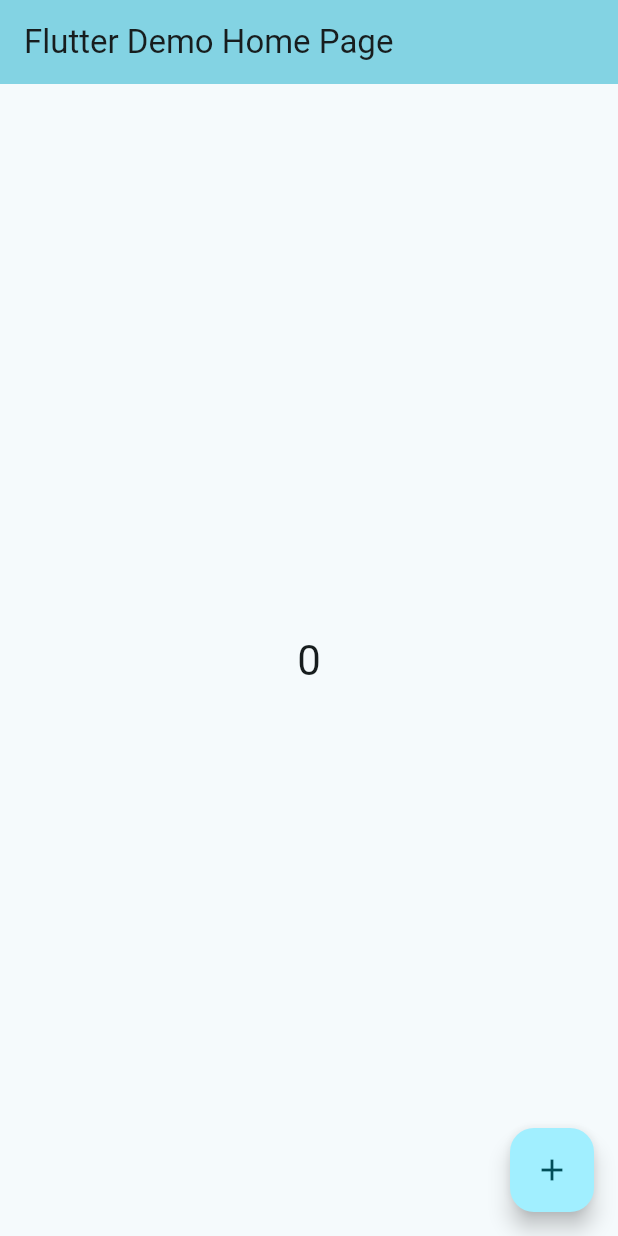
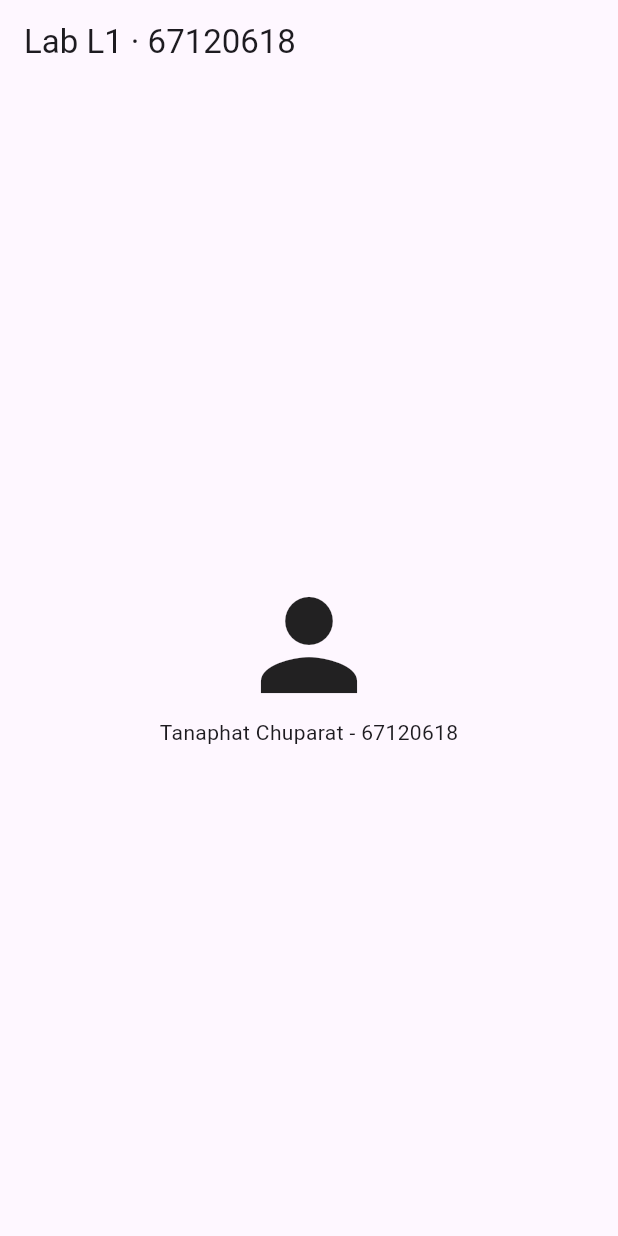
Before and after one commit to akadie4k/lab01_profile, a Flutter app: the screen it shows after launch, on a phone screen of 412 x 824 dp. Run offline on Flutter 3.47's test engine with Material 3 defaults, Android fonts, the phone set to English and light mode, and no system bars.

Commit message:
Add profile layout

```diff
--- a/lib/main.dart
+++ b/lib/main.dart
@@ -1,124 +1,19 @@
 import 'package:flutter/material.dart';
 
-void main() {
-  runApp(const MyApp());
-}
+void main() => runApp(const MaterialApp(home: HomePage()));
 
-class MyApp extends StatelessWidget {
-  const MyApp({super.key});
-
-  // This widget is the root of your application.
-  // ทุกอย่างเริ่มต้นที่ฟังก์ชัน build
-  // MaterialApp ใช้สำหรับหน้าจอ ทรศ
-  @override
-  Widget build(BuildContext context) {
-    return MaterialApp(
-      title: 'Flutter Demo',
-      theme: ThemeData(
-        // This is the theme of your application.
-        //
-        // TRY THIS: Try running your application with "flutter run". You'll see
-        // the application has a purple toolbar. Then, without quitting the app,
-        // try changing the seedColor in the colorScheme below to Colors.green
-        // and then invoke "hot reload" (save your changes or press the "hot
-        // reload" button in a Flutter-supported IDE, or press "r" if you used
-        // the command line to start the app).
-        //
-        // Notice that the counter didn't reset back to zero; the application
-        // state is not lost during the reload. To reset the state, use hot
-        // restart instead.
-        //
-        // This works for code too, not just values: Most code changes can be
-        // tested with just a hot reload.
-        colorScheme: .fromSeed(seedColor: Colors.cyan),
-      ),
-      home: const MyHomePage(title: 'Flutter Demo Home Page'),
-    );
-  }
-}
-
-class MyHomePage extends StatefulWidget {
-  const MyHomePage({super.key, required this.title});
-
-  // This widget is the home page of your application. It is stateful, meaning
-  // that it has a State object (defined below) that contains fields that affect
-  // how it looks.
-
-  // This class is the configuration for the state. It holds the values (in this
-  // case the title) provided by the parent (in this case the App widget) and
-  // used by the build method of the State. Fields in a Widget subclass are
-  // always marked "final".
-
-  final String title;
-
-  @override
-  State<MyHomePage> createState() => _MyHomePageState();
-}
-
-class _MyHomePageState extends State<MyHomePage> {
-  int _counter = 0;
-
-  void _incrementCounter() {
-    setState(() {
-      // This call to setState tells the Flutter framework that something has
-      // changed in this State, which causes it to rerun the build method below
-      // so that the display can reflect the updated values. If we changed
-      // _counter without calling setState(), then the build method would not be
-      // called again, and so nothing would appear to happen.
-      _counter++;
-    });
-  }
+class HomePage extends StatelessWidget {
+  const HomePage({super.key});
 
   @override
   Widget build(BuildContext context) {
-    // This method is rerun every time setState is called, for instance as done
-    // by the _incrementCounter method above.
-    //
-    // The Flutter framework has been optimized to make rerunning build methods
-    // fast, so that you can just rebuild anything that needs updating rather
-    // than having to individually change instances of widgets.
-    // Scaffold หน้าตาเหมือน app กว่า
     return Scaffold(
-      appBar: AppBar(
-        // TRY THIS: Try changing the color here to a specific color (to
-        // Colors.amber, perhaps?) and trigger a hot reload to see the AppBar
-        // change color while the other colors stay the same.
-        backgroundColor: Theme.of(context).colorScheme.inversePrimary,
-        // Here we take the value from the MyHomePage object that was created by
-        // the App.build method, and use it to set our appbar title.
-        title: Text(widget.title),
-      ),
-      body: Center(
-        // Center is a layout widget. It takes a single child and positions it
-        // in the middle of the parent.
+      appBar: AppBar(title: const Text('Lab L1 · 67120618')),
+      body: const Center(
         child: Column(
-          // Column is also a layout widget. It takes a list of children and
-          // arranges them vertically. By default, it sizes itself to fit its
-          // children horizontally, and tries to be as tall as its parent.
-          //
-          // Column has various properties to control how it sizes itself and
-          // how it positions its children. Here we use mainAxisAlignment to
-          // center the children vertically; the main axis here is the vertical
-          // axis because Columns are vertical (the cross axis would be
-          // horizontal).
-          //
-          // TRY THIS: Invoke "debug painting" (choose the "Toggle Debug Paint"
-          // action in the IDE, or press "p" in the console), to see the
-          // wireframe for each widget.
-          mainAxisAlignment: .center,
-          children: [
-
-            Text(
-              '$_counter',
-              style: Theme.of(context).textTheme.headlineMedium,
-            ),
-          ],
+          mainAxisSize: MainAxisSize.min,
+          children: [Icon(Icons.person, size: 96), Text('Tanaphat Chuparat - 67120618')],
         ),
-      ),
-      floatingActionButton: FloatingActionButton(
-        onPressed: _incrementCounter,
-        tooltip: 'Increment',
-        child: const Icon(Icons.add),
       ),
     );
   }
```
